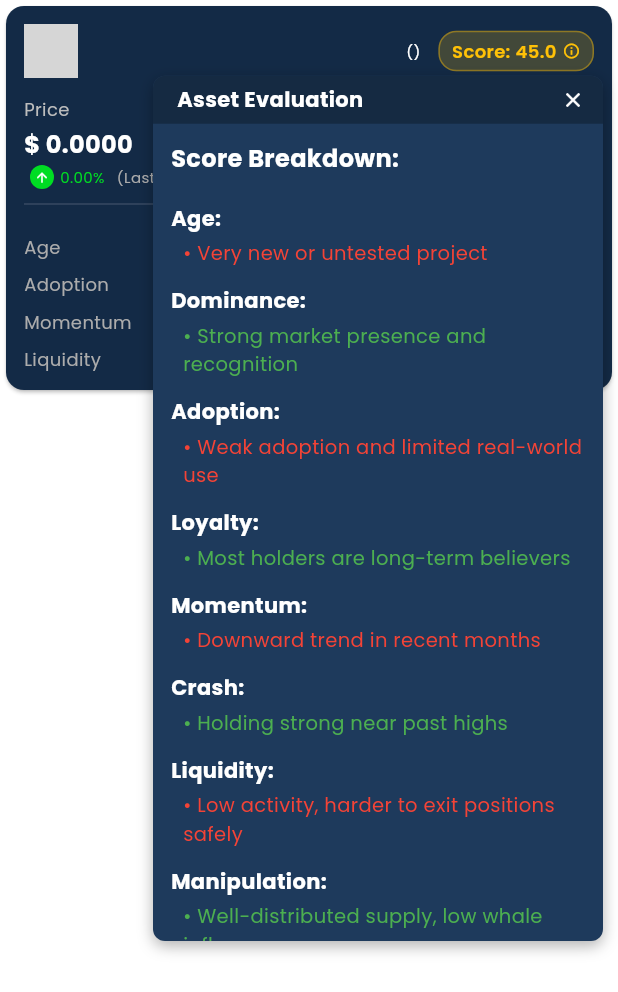
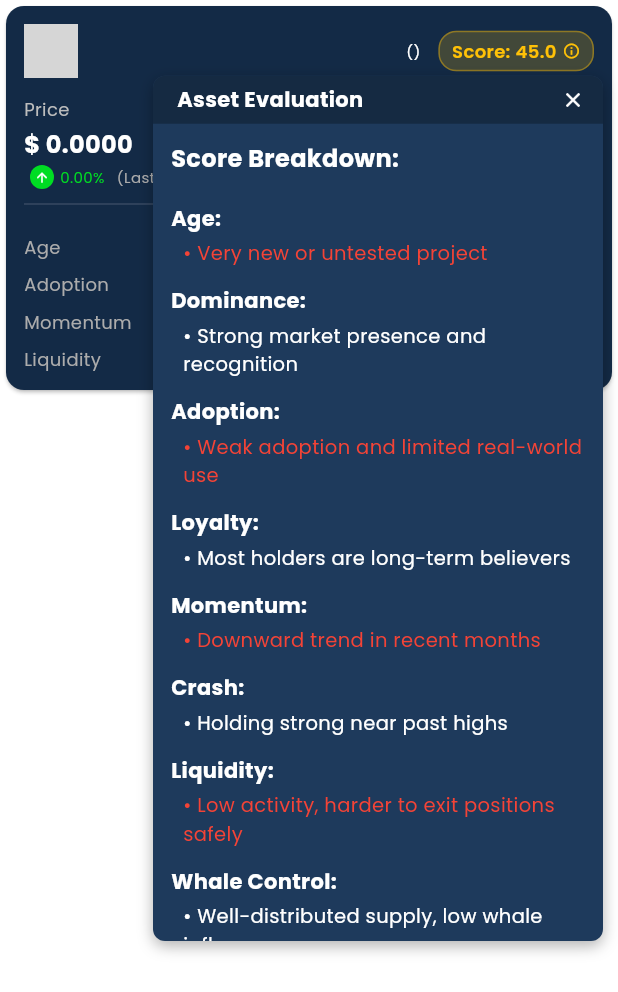
Before and after one commit to B4eva/crypto-peek, a Flutter app: the AssetCard widget shown alone on an empty page, opened directly with empty values, after a tap on an icon or button, on a phone screen of 412 x 824 dp. Shown: the top 992 px of the screen. Run offline on Flutter 3.47's test engine with Material 3 defaults, Android fonts, the phone set to English and light mode, and no system bars; our stand-ins replace fl_chart, flutter_riverpod, flutter_svg, google_fonts; network calls fail; grey boxes are pictures that could not be loaded.

Commit message:
Add app assets

```diff
--- a/lib/scr/widgets/asset_card.dart
+++ b/lib/scr/widgets/asset_card.dart
@@ -12,7 +12,7 @@ class MetricWeights {
     'Momentum': 0.10,     // Changed from 0.15 to 0.10
     'Crash': 0.05,        // Changed from 0.10 to 0.05
     'Liquidity': 0.15,    // Unchanged at 0.15
-    'Manipulation': 0.15, // Changed from 0.10 to 0.15
+    'Whale Control': 0.15, // Changed from 0.10 to 0.15
   };
 }
 class AssetCard extends StatefulWidget {
@@ -188,7 +188,7 @@ String _buildScoreTooltipContent(Map<String, MetricScore> metrics, double finalS
       'medium': 'Tradable but may experience some price impact',
       'low': 'Low activity, harder to exit positions safely',
     },
-    'Manipulation': {
+    'Whale Control': {
       'high': 'Well-distributed supply, low whale influence',
       'medium': 'Some concentration among large holders',
       'low': 'High whale control, risk of manipulation',
@@ -447,7 +447,7 @@ class MetricsDisplay extends StatelessWidget {
       'Momentum': _rateMetric(positiveTimeframes >= 2 ? 'high' : (positiveTimeframes >= 1 ? 'medium' : 'low')),
       'Crash': _rateMetric(athDropPercentage < 30 ? 'high' : (athDropPercentage < 70 ? 'medium' : 'low')),
       'Liquidity': _rateMetric(_calculateLiquidity(marketCap, volumeToMarketCapRatio.toDouble())),
-      'Manipulation': _rateMetric(_estimateManipulation(marketCap, totalVolume, double.parse(volumeToMarketCapRatio.toStringAsFixed(2)))),
+'Whale Control': _rateMetric(_estimateManipulation(coin)),
     };
   }
 
@@ -476,23 +476,79 @@ class MetricsDisplay extends StatelessWidget {
     return 'low';
   }
 
-  String _estimateManipulation(double marketCap, double totalVolume, double volumeToMarketCapRatio) {
-    // Based on the screenshots:
-    // - Low whale % is good (green)
-    // - High whale % is bad (red)
+  double _calculateWhalePercentage(Coin coin) {
+  // Since CoinGecko doesn't directly provide whale percentage data,
+  // we'll use a combination of available metrics as a proxy
 
-    // For lower market cap coins, manipulation risk is higher
-    if (marketCap < 1000000000) {
-      // Small cap coins with low volume are at high risk
-      if (volumeToMarketCapRatio < 3) return 'high';
-      return 'medium';
-    }
+  // 1. Consider market cap - larger market caps tend to have lower whale concentration
+  final marketCapInBillions = coin.marketCap / 1000000000.0;
 
-    // For large market cap coins
-    if (volumeToMarketCapRatio < 1) return 'high'; // Very low volume compared to market cap
-    if (volumeToMarketCapRatio < 5) return 'medium';
-    return 'low'; // Good volume to market cap ratio
+  // 2. Consider trading volume to market cap ratio - higher liquidity often correlates with lower whale concentration
+  final volumeToMarketCapRatio = coin.totalVolume / coin.marketCap;
+
+  // 3. Consider market cap ranking - top coins tend to have more distributed ownership
+  final marketCapRank = coin.marketCapRank;
+
+  // Base whale percentage estimation formula:
+  // - Start with a base of 70% (high concentration)
+  // - Subtract based on market cap (larger cap = lower whale %)
+  // - Subtract based on volume/market cap ratio (higher ratio = lower whale %)
+  // - Subtract based on market cap rank (higher rank = lower whale %)
+
+  double estimatedWhalePercentage = 70;
+
+  // Adjust based on market cap (up to -30%)
+  if (marketCapInBillions > 100) {
+    estimatedWhalePercentage -= 30; // Extremely large market cap (BTC, ETH)
+  } else if (marketCapInBillions > 20) {
+    estimatedWhalePercentage -= 25; // Very large market cap
+  } else if (marketCapInBillions > 5) {
+    estimatedWhalePercentage -= 20; // Large market cap
+  } else if (marketCapInBillions > 1) {
+    estimatedWhalePercentage -= 15; // Medium-large market cap
+  } else if (marketCapInBillions > 0.1) {
+    estimatedWhalePercentage -= 5; // Medium market cap
   }
+
+  // Adjust based on volume/market cap ratio (up to -15%)
+  if (volumeToMarketCapRatio > 0.1) {
+    estimatedWhalePercentage -= 15; // Very high liquidity
+  } else if (volumeToMarketCapRatio > 0.05) {
+    estimatedWhalePercentage -= 10; // High liquidity
+  } else if (volumeToMarketCapRatio > 0.02) {
+    estimatedWhalePercentage -= 5; // Medium liquidity
+  }
+
+  // Adjust based on market cap rank (up to -15%)
+  if (marketCapRank <= 5) {
+    estimatedWhalePercentage -= 15; // Top 5 coin
+  } else if (marketCapRank <= 20) {
+    estimatedWhalePercentage -= 10; // Top 20 coin
+  } else if (marketCapRank <= 50) {
+    estimatedWhalePercentage -= 5; // Top 50 coin
+  }
+
+  // Ensure percentage is within bounds
+  if (estimatedWhalePercentage < 5) estimatedWhalePercentage = 5;
+  if (estimatedWhalePercentage > 90) estimatedWhalePercentage = 90;
+
+  return estimatedWhalePercentage;
+}
+
+
+
+// To this simplified version:
+String _estimateManipulation(Coin coin) {
+  // Get estimated whale percentage
+  final whalePercentage = _calculateWhalePercentage(coin);
+
+  // Apply thresholds from your criteria
+  if (whalePercentage < 20) return 'low';     // Green: Whale % < 20%
+  if (whalePercentage <= 50) return 'medium'; // Amber: Whale % 20-50%
+  return 'high';                              // Red: Whale % > 50%
+}
+
+
 
   MetricScore _rateMetric(String rating) {
     // Convert rating string to MetricScore object with appropriate colors
@@ -521,7 +577,7 @@ class MetricsDisplay extends StatelessWidget {
         const SizedBox(height: 8),
         _buildMetricsRow('Momentum', metrics['Momentum']!, 'Crash', metrics['Crash']!, isVeryNarrow),
         const SizedBox(height: 8),
-        _buildMetricsRow('Liquidity', metrics['Liquidity']!, 'Manipulation', metrics['Manipulation']!, isVeryNarrow),
+        _buildMetricsRow('Liquidity', metrics['Liquidity']!, 'Whale Control', metrics['Whale Control']!, isVeryNarrow),
       ],
     );
   }
--- a/lib/scr/widgets/score_tooltip.dart
+++ b/lib/scr/widgets/score_tooltip.dart
@@ -110,8 +110,8 @@ class _ScoreTooltipState extends State<ScoreTooltip> {
                   // Close button row
                   Container(
                     padding: const EdgeInsets.symmetric(horizontal: 8, vertical: 4),
-                    decoration: BoxDecoration(
-                      color: const Color(0xFF152A42),
+                    decoration:const  BoxDecoration(
+                      color:  Color(0xFF152A42),
                       borderRadius: BorderRadius.only(
                         topLeft: Radius.circular(8),
                         topRight: Radius.circular(8),
@@ -120,7 +120,7 @@ class _ScoreTooltipState extends State<ScoreTooltip> {
                     child: Row(
                       mainAxisAlignment: MainAxisAlignment.spaceBetween,
                       children: [
-                        Padding(
+                     const    Padding(
                           padding: const EdgeInsets.only(left: 8.0),
                           child: Text(
                             "Asset Evaluation",
@@ -179,7 +179,7 @@ class _ScoreTooltipState extends State<ScoreTooltip> {
             padding: const EdgeInsets.only(bottom: 4, top: 8),
             child: Text(
               line,
-              style: TextStyle(
+              style:const  TextStyle(
                 color: Colors.white,
                 fontSize: 14,
                 fontWeight: FontWeight.bold,
@@ -195,7 +195,7 @@ class _ScoreTooltipState extends State<ScoreTooltip> {
             line.contains('Broad and healthy') || line.contains('long-term believers') ||
             line.contains('Clear upward') || line.contains('Holding strong') ||
             line.contains('Easy to buy') || line.contains('Well-distributed')) {
-          textColor = Colors.green;
+          textColor = Colors.white;
         } else if (line.contains('Heavy crash') || line.contains('Downward trend') ||
                   line.contains('Weak adoption') || line.contains('Low visibility') ||
                   line.contains('Very new') || line.contains('High whale') ||
--- a/pubspec.yaml
+++ b/pubspec.yaml
@@ -50,6 +50,8 @@ dev_dependencies:
   flutter_test:
     sdk: flutter
 
+  flutter_launcher_icons: ^0.14.3
+
   # The "flutter_lints" package below contains a set of recommended lints to
   # encourage good coding practices. The lint set provided by the package is
   # activated in the `analysis_options.yaml` file located at the root of your
```
Also changed, not shown: flutter_launcher_icons.yaml (added, +32 -0 lines), lib/scr/pages/revamp/revamp.dart (+8 -9 lines), lib/scr/widgets/site_logo.dart (+9 -5 lines), lib/scr/widgets/sliver_table_view.dart (+75 -15 lines), assets/images/coinpeek-black.png (added), assets/images/coinpeek-white.png (added), pubspec.lock, 3 other files.
